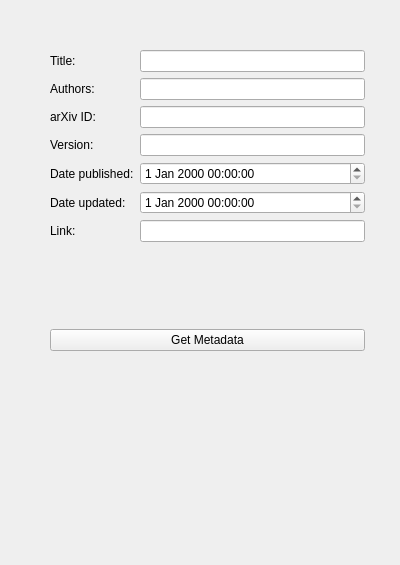
The window that amt/views/ui/articleForm.ui (eg0rim/amt) describes before a commit, drawn with Qt 5.
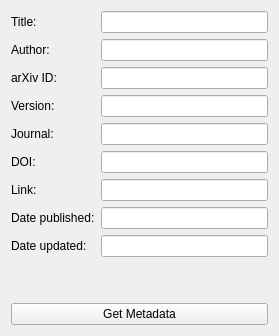
The same window after the commit.

Commit message: ui for adding different entries

```diff
--- a/amt/views/ui/articleForm.ui
+++ b/amt/views/ui/articleForm.ui
@@ -6,23 +6,14 @@
    <rect>
     <x>0</x>
     <y>0</y>
-    <width>400</width>
-    <height>565</height>
+    <width>279</width>
+    <height>336</height>
    </rect>
   </property>
   <property name="windowTitle">
    <string>Form</string>
   </property>
-  <widget class="QWidget" name="verticalLayoutWidget">
-   <property name="geometry">
-    <rect>
-     <x>50</x>
-     <y>50</y>
-     <width>315</width>
-     <height>301</height>
-    </rect>
-   </property>
-   <layout class="QVBoxLayout" name="verticalLayout">
+  <layout class="QVBoxLayout" name="verticalLayout_2">
     <item>
      <layout class="QFormLayout" name="formLayout">
       <item row="0" column="0">
@@ -38,7 +29,7 @@
       <item row="1" column="0">
        <widget class="QLabel" name="authorsLabel">
         <property name="text">
-         <string>Authors:</string>
+        <string>Author:</string>
         </property>
        </widget>
       </item>
@@ -66,14 +57,24 @@
        <widget class="QLineEdit" name="versionLineEdit"/>
       </item>
       <item row="4" column="0">
-       <widget class="QLabel" name="datePublishedLabel">
+      <widget class="QLabel" name="journalLabel">
         <property name="text">
-         <string>Date published:</string>
+        <string>Journal:</string>
         </property>
        </widget>
       </item>
       <item row="4" column="1">
-       <widget class="QDateTimeEdit" name="datePublishedDateTimeEdit"/>
+      <widget class="QLineEdit" name="journalLineEdit"/>
+     </item>
+     <item row="5" column="0">
+      <widget class="QLabel" name="dOILabel">
+       <property name="text">
+        <string>DOI:</string>
+       </property>
+      </widget>
+     </item>
+     <item row="5" column="1">
+      <widget class="QLineEdit" name="dOILineEdit"/>
       </item>
       <item row="6" column="0">
        <widget class="QLabel" name="linkLabel">
@@ -85,15 +86,25 @@
       <item row="6" column="1">
        <widget class="QLineEdit" name="linkLineEdit"/>
       </item>
-      <item row="5" column="0">
+     <item row="7" column="0">
+      <widget class="QLabel" name="datePublishedLabel">
+       <property name="text">
+        <string>Date published:</string>
+       </property>
+      </widget>
+     </item>
+     <item row="7" column="1">
+      <widget class="QLineEdit" name="datePublishedLineEdit"/>
+     </item>
+     <item row="8" column="0">
        <widget class="QLabel" name="dateUpdatedLabel">
         <property name="text">
          <string>Date updated:</string>
         </property>
        </widget>
       </item>
-      <item row="5" column="1">
-       <widget class="QDateTimeEdit" name="dateUpdatedDateTimeEdit"/>
+     <item row="8" column="1">
+      <widget class="QLineEdit" name="dateUpdatedLineEdit"/>
       </item>
      </layout>
     </item>
@@ -105,7 +116,6 @@
      </widget>
     </item>
    </layout>
-  </widget>
  </widget>
  <resources/>
  <connections/>
```
Left out of the diff: 4 changed lines with no effect on the pictures. Lines whose indentation alone changed are shown as unchanged. The commit also changes 4 other files.
